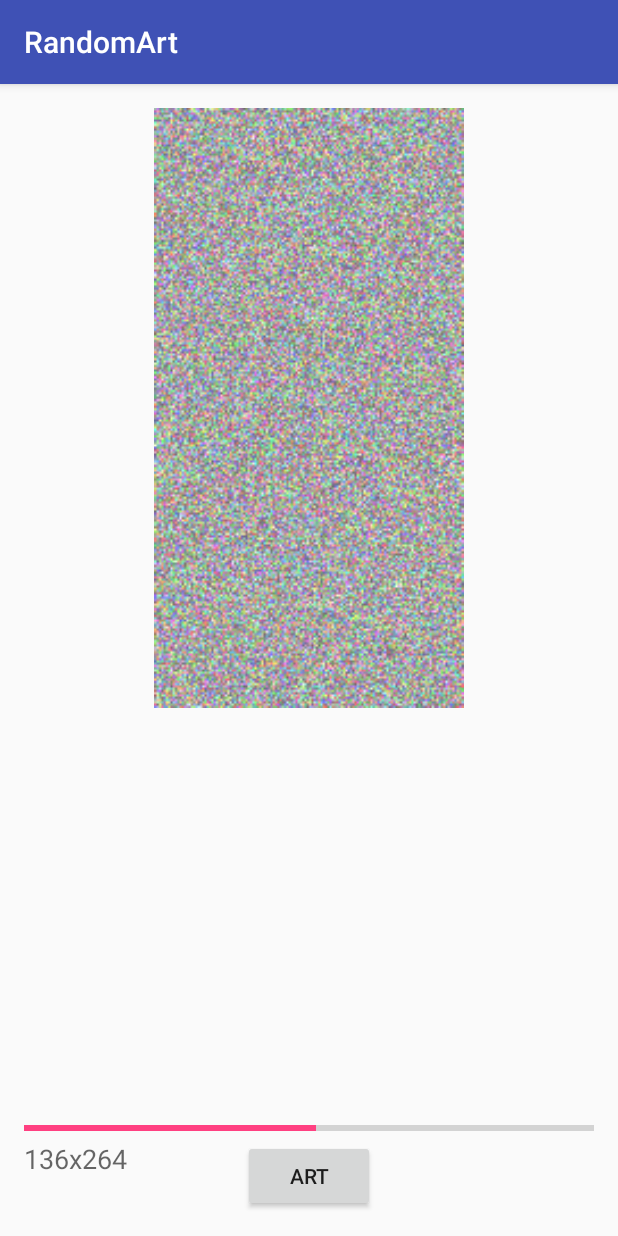
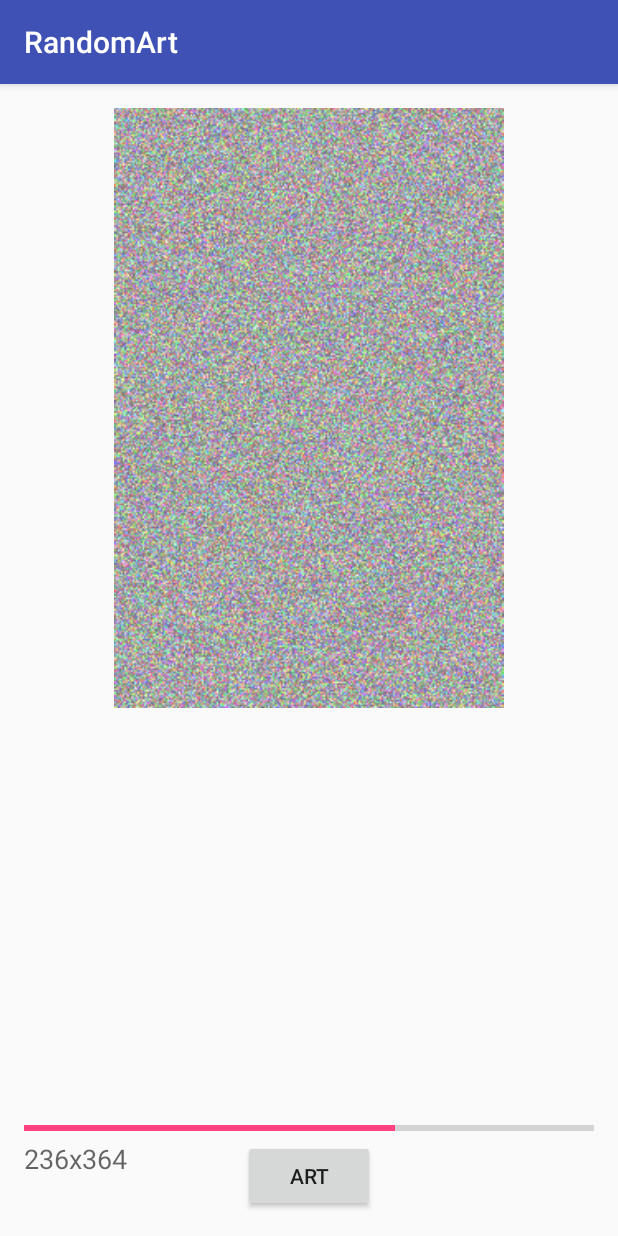
Before and after one commit to Rawman3D/RandomArt, an Android app: the screen it shows after launch (MainActivity), after a tap on "ART", on a phone screen of 412 x 824 dp. Run offline under Robolectric (Android 15) with nearby library versions, the phone set to English and light mode, and no system bars.

Commit message:
new Branch Initial Commit

```diff
--- /dev/null
+++ b/app/src/main/java/com/example/kabinkale/randomart/DrawArtService.java
@@ -0,0 +1,19 @@
+package com.example.kabinkale.randomart;
+
+import android.app.IntentService;
+import android.content.Intent;
+
+/**
+ * Created by Kabin Kale on 7/27/2016.
+ */
+public class DrawArtService extends IntentService {
+
+    public DrawArtService(String name) {
+        super(name);
+    }
+
+    @Override
+    protected void onHandleIntent(Intent intent) {
+
+    }
+}
--- a/app/src/main/java/com/example/kabinkale/randomart/MainActivity.java
+++ b/app/src/main/java/com/example/kabinkale/randomart/MainActivity.java
@@ -27,18 +27,20 @@ public class MainActivity extends AppCompatActivity {
 
     public void CreateArt(View view){
         int i,j;
-        int height= random.nextInt(700);
-        int width = random.nextInt(700);
+        int height= random.nextInt(400);
+        int width = random.nextInt(400);
         int total = height*width;
         sizeDisp.setText(Integer.toString(height)+"x"+Integer.toString(width));
-        progressBar.setMax(width);
+        progressBar.setMax(total);
         CreateImageTask EutaTask = new CreateImageTask();
-        EutaTask.execute(width,height,width);
+        EutaTask.execute(width,height,total);
 
     }
 
 
-
+    /**
+     * ASYNCTASK CLASS
+     */
     private class CreateImageTask extends AsyncTask<Integer,Integer,Bitmap> {
         private Bitmap Art2D2;
 
@@ -62,7 +64,7 @@ public class MainActivity extends AppCompatActivity {
                 for (j=0;j<Art.getHeight();j++){
 
                     Art.setPixel(i,j, Color.argb(255,getRand(),getRand(),getRand()));
-                    prog= i;
+                    prog= i*height+j;
 
                     publishProgress(prog);
                 }
@@ -89,7 +91,11 @@ public class MainActivity extends AppCompatActivity {
 
     }
 
-
+    /**
+     * generate random numbers
+     *
+     * @return random number %255
+     */
     private int getRand(){
         int rand=random.nextInt(255);
         if(rand<100){
```
